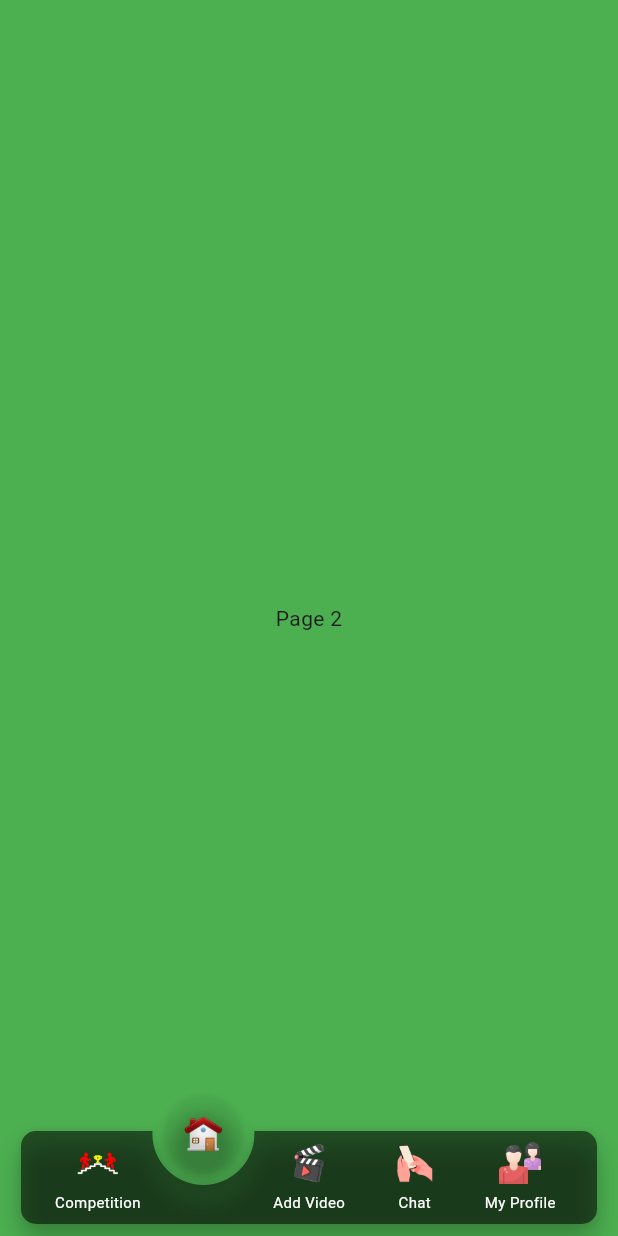
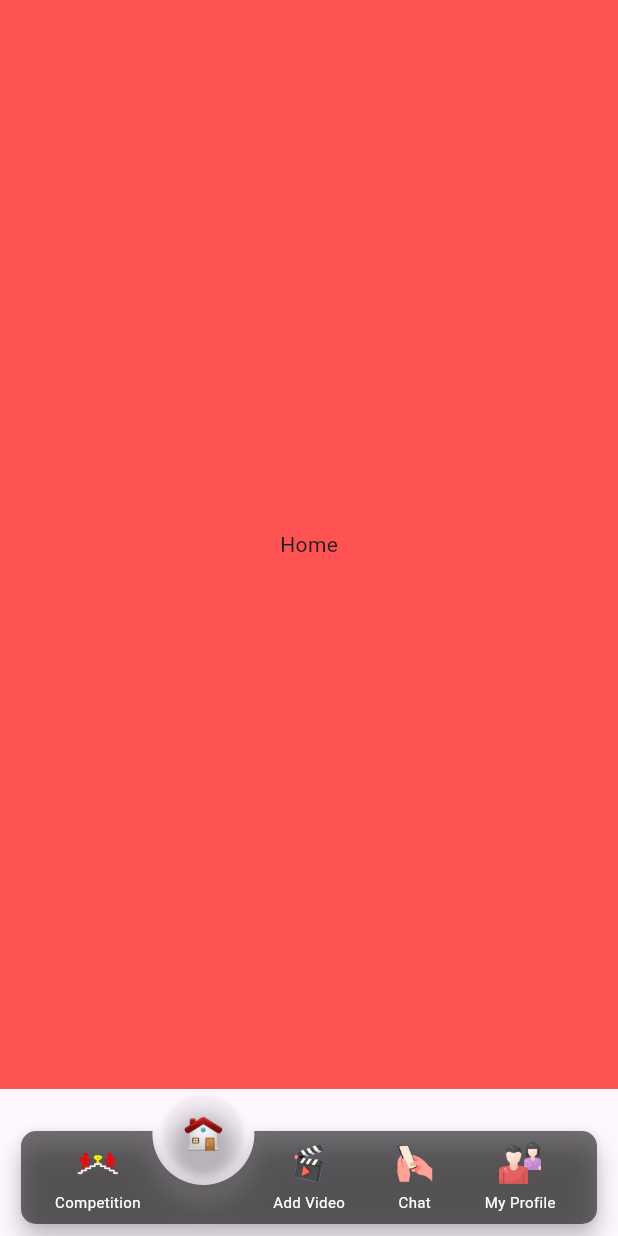
Before and after one commit to ManishTanwar0023/house_of_talent, a Flutter app: the HomeScreen screen opened directly, item 2 of the bottom bar chosen, on a phone screen of 412 x 824 dp. Run offline on Flutter 3.47's test engine with Material 3 defaults, Android fonts, the phone set to English and light mode, and no system bars; drawn by our look-alikes of animated_notch_bottom_bar; missing offline and left inert: zego_zimkit.

Commit message:
day 2
set Pages on bottom Navigation Bar's Button

```diff
--- a/lib/Screens/Cmt_Login.dart
+++ b/lib/Screens/Cmt_Login.dart
@@ -18,8 +18,8 @@ class _Cmt_LoginState extends State<Cmt_Login> {
   @override
   Widget build(BuildContext context) {
     return Scaffold(
-      appBar: AppBar(
-        title: Text('Chat Login'),
+      appBar: AppBar(automaticallyImplyLeading: false,
+        title: Center(child: Text('Chat Login')),
       ),
       body: SingleChildScrollView(
         child: Padding(
@@ -41,7 +41,7 @@ class _Cmt_LoginState extends State<Cmt_Login> {
                         labelText: 'User Name',
                       ),
                     ),
-                    SizedBox(height: 10,),
+                    SizedBox(height: 40,),
                     ElevatedButton(onPressed: () async {
                       await ZIMKit().connectUser(id: userId.text,name: userName.text);
                       Navigator.push(context, MaterialPageRoute(builder: (context) => Cmt_Screen(),));
--- a/lib/Screens/Cmt_Screen.dart
+++ b/lib/Screens/Cmt_Screen.dart
@@ -14,7 +14,7 @@ class _Cmt_ScreenState extends State<Cmt_Screen> {
   @override
   Widget build(BuildContext context) {
     return Scaffold(
-      appBar: AppBar(
+      appBar: AppBar(automaticallyImplyLeading: false,
         title: Text('Conversation'),
         actions: [HomePagePopupMenuButton()],
       ),
--- a/lib/Screens/Competition.dart
+++ b/lib/Screens/Competition.dart
@@ -35,7 +35,7 @@ class _CompetitionState extends State<Competition> with TickerProviderStateMixin
     Size size = MediaQuery.of(context).size;
 
     return Scaffold(
-      appBar: AppBar(
+      appBar: AppBar(automaticallyImplyLeading: false,
         title: Padding(
           padding: const EdgeInsets.symmetric(horizontal: 16.0),
           child: Row(
--- a/lib/Screens/Competition_Reg.dart
+++ b/lib/Screens/Competition_Reg.dart
@@ -24,9 +24,8 @@ class _Competition_RegState extends State<Competition_Reg> {
   Widget build(BuildContext context) {
     Size size = MediaQuery.of(context).size;
     return Scaffold(
-      appBar: AppBar(
-        title: Padding(
-          padding: const EdgeInsets.only(left: 40),
+      appBar: AppBar(automaticallyImplyLeading: false,
+        title: Center(
           child: Text(
             'Competition',
             style: TextStyle(fontWeight: FontWeight.w400, fontSize: 25),
--- a/lib/Screens/Competition_Result.dart
+++ b/lib/Screens/Competition_Result.dart
@@ -22,7 +22,7 @@ class _Competition_ResultState extends State<Competition_Result> {
     Size size = MediaQuery.of(context).size;
     return SafeArea(
       child: Scaffold(
-        appBar: AppBar(
+        appBar: AppBar(automaticallyImplyLeading: false,
           title: Text('Participated Competitions'),
         ),
         body: SingleChildScrollView(
--- a/lib/Screens/HomeScreen.dart
+++ b/lib/Screens/HomeScreen.dart
@@ -1,6 +1,9 @@
 
 import 'package:animated_notch_bottom_bar/animated_notch_bottom_bar/animated_notch_bottom_bar.dart';
 import 'package:flutter/material.dart';
+import 'package:house_of_talent/Screens/Cmt_Login.dart';
+import 'package:house_of_talent/Screens/PostPage.dart';
+import 'package:house_of_talent/Screens/Profile.dart';
 
 import 'Competition.dart';
 
@@ -15,6 +18,7 @@ class _HomeScreenState extends State<HomeScreen> {
   final _pageController = PageController(initialPage: 0);
   final _controller = NotchBottomBarController(index: 0);
   int maxCount = 5;
+  bool canSwipe = true;
 
   @override
   void dispose() {
@@ -25,21 +29,12 @@ class _HomeScreenState extends State<HomeScreen> {
   final List<Widget> pages = [
   Competition(),
     Container(
-      color: Colors.green,
-      child: Center(child: Text('Page 2')),
+      color: Colors.redAccent,
+      child: Center(child: Text('Home')),
     ),
-    Container(
-      color: Colors.yellowAccent,
-      child: Center(child: Text('Page 3')),
-    ),
-    Container(
-      color: Colors.blue,
-      child: Center(child: Text('Page 4')),
-    ),
-    Container(
-      color: Colors.orange,
-      child: Center(child: Text('Page 5')),
-    ),
+    PostPage(),
+    Cmt_Login(),
+    Profile(),
   ];
 
   @override
@@ -47,9 +42,10 @@ class _HomeScreenState extends State<HomeScreen> {
     return Scaffold(
       body: PageView(
         controller: _pageController,
+        physics: NeverScrollableScrollPhysics(),
         children: List.generate(pages.length, (index) => pages[index]),
       ),
-      extendBody: true,
+
       bottomNavigationBar: AnimatedNotchBottomBar(
         notchBottomBarController: _controller,
         color: Colors.black54,
--- a/lib/Screens/Participated_Competition.dart
+++ b/lib/Screens/Participated_Competition.dart
@@ -8,8 +8,8 @@ class ParticipatedCompetition extends StatelessWidget {
   Widget build(BuildContext context) {
     return SafeArea(
       child: Scaffold(
-        appBar: AppBar(
-          title: Text('Participated Competitions'),
+        appBar: AppBar(automaticallyImplyLeading: false,
+          title: Center(child: Text('Participated Competitions')),
         ),
         body: SingleChildScrollView(
           child: Padding(
--- a/lib/Screens/PostPage.dart
+++ b/lib/Screens/PostPage.dart
@@ -17,7 +17,7 @@ class _PostPageState extends State<PostPage> {
   Widget build(BuildContext context) {
     Size size = MediaQuery.of(context).size;
     return Scaffold(
-      appBar: AppBar(
+      appBar: AppBar(automaticallyImplyLeading: false,
         title: Text(
           'Post',
           style: TextStyle(fontWeight: FontWeight.bold),
```
